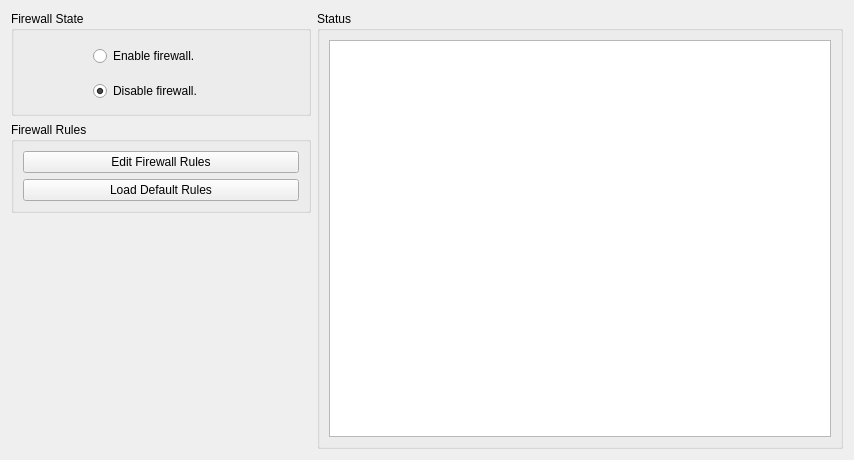
pars-linux/uludag, file branches/ahenk/2.0/renan.cakirerk/ahenk/lider/lider/plugins/plugin_firewall/firewall.ui: the form before one commit.
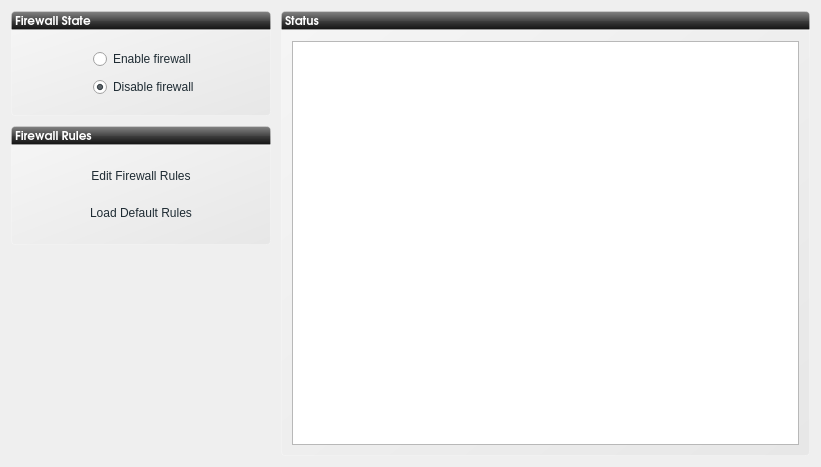
The form after the commit. Icons and pictures are not drawn.

Commit message: Fix firewall and authentication screens Change disconnection behavior Inherit from parent is working (not automatic yet) Save, Save and Apply buttons are working now

```diff
--- a/branches/ahenk/2.0/renan.cakirerk/ahenk/lider/lider/plugins/plugin_firewall/firewall.ui
+++ b/branches/ahenk/2.0/renan.cakirerk/ahenk/lider/lider/plugins/plugin_firewall/firewall.ui
@@ -6,8 +6,8 @@
    <rect>
     <x>0</x>
     <y>0</y>
-    <width>854</width>
-    <height>460</height>
+    <width>821</width>
+    <height>467</height>
    </rect>
   </property>
   <property name="windowTitle">
@@ -17,26 +17,142 @@
    <iconset resource="firewall.qrc">
     <normaloff>:/icons/firewall48.png</normaloff>:/icons/firewall48.png</iconset>
   </property>
-  <layout class="QGridLayout" name="gridLayout_3">
-   <item row="0" column="0">
-    <widget class="QGroupBox" name="groupFirewall">
-     <property name="sizePolicy">
-      <sizepolicy hsizetype="Preferred" vsizetype="Preferred">
-       <horstretch>1</horstretch>
-       <verstretch>0</verstretch>
-      </sizepolicy>
-     </property>
+  <property name="styleSheet">
+   <string notr="true">QGroupBox{
+background-color: qlineargradient(spread:pad, x1:1, y1:1, x2:0, y2:0, stop:0 rgba(219, 219, 219, 100), stop:1 rgba(255, 255, 255, 100));
+border: 1px solid rgba(255,255,255,50);
+border-bottom-left-radius: 4px;
+border-bottom-right-radius: 4px;
+}
+</string>
+  </property>
+  <layout class="QGridLayout" name="gridLayout_2">
+   <property name="horizontalSpacing">
+    <number>10</number>
+   </property>
+   <property name="verticalSpacing">
+    <number>0</number>
+   </property>
+   <item row="0" column="0" colspan="2">
+    <widget class="QLabel" name="label_2">
      <property name="minimumSize">
       <size>
-       <width>300</width>
+       <width>260</width>
        <height>0</height>
       </size>
      </property>
-     <property name="title">
+     <property name="font">
+      <font>
+       <family>URW Gothic L</family>
+       <pointsize>9</pointsize>
+       <weight>75</weight>
+       <bold>true</bold>
+       <underline>false</underline>
+      </font>
+     </property>
+     <property name="styleSheet">
+      <string notr="true">    background-color: qlineargradient(spread:pad, x1:0.5, y1:0, x2:0.5, y2:1, stop:0 rgba(132, 132, 132, 255), stop:0.501481 rgba(70, 70, 70, 255), stop:0.503057 rgba(62, 62, 62, 255), stop:1 rgba(16, 16, 16, 255));
+color:rgb(255,255,255);
+/*qlineargradient(spread:pad, x1:0.5, y1:1, x2:0.5, y2:0, stop:0 rgba(183, 100, 124, 255), stop:0.0212465 rgba(91, 33, 50, 255), stop:0.521739 rgba(152, 86, 105, 255), stop:0.527174 rgba(155, 98, 115, 255), stop:0.983696 rgba(184, 141, 153, 255), stop:1 rgba(220, 173, 186, 255));*/
+/*background-color: qlineargradient(spread:pad, x1:1, y1:1, x2:0, y2:0, stop:0 rgba(219, 219, 219, 100), stop:1 rgba(255, 255, 255, 100));*/
+border: 1px solid rgba(255,255,255,50);
+border-top-left-radius: 4px;
+border-top-right-radius: 4px;</string>
+     </property>
+     <property name="text">
       <string>Firewall State</string>
      </property>
+     <property name="margin">
+      <number>5</number>
+     </property>
+    </widget>
+   </item>
+   <item row="0" column="2">
+    <widget class="QLabel" name="label_4">
+     <property name="minimumSize">
+      <size>
+       <width>260</width>
+       <height>0</height>
+      </size>
+     </property>
+     <property name="font">
+      <font>
+       <family>URW Gothic L</family>
+       <pointsize>9</pointsize>
+       <weight>75</weight>
+       <bold>true</bold>
+       <underline>false</underline>
+      </font>
+     </property>
+     <property name="styleSheet">
+      <string notr="true">    background-color: qlineargradient(spread:pad, x1:0.5, y1:0, x2:0.5, y2:1, stop:0 rgba(132, 132, 132, 255), stop:0.501481 rgba(70, 70, 70, 255), stop:0.503057 rgba(62, 62, 62, 255), stop:1 rgba(16, 16, 16, 255));
+color:rgb(255,255,255);
+/*qlineargradient(spread:pad, x1:0.5, y1:1, x2:0.5, y2:0, stop:0 rgba(183, 100, 124, 255), stop:0.0212465 rgba(91, 33, 50, 255), stop:0.521739 rgba(152, 86, 105, 255), stop:0.527174 rgba(155, 98, 115, 255), stop:0.983696 rgba(184, 141, 153, 255), stop:1 rgba(220, 173, 186, 255));*/
+/*background-color: qlineargradient(spread:pad, x1:1, y1:1, x2:0, y2:0, stop:0 rgba(219, 219, 219, 100), stop:1 rgba(255, 255, 255, 100));*/
+border: 1px solid rgba(255,255,255,50);
+border-top-left-radius: 4px;
+border-top-right-radius: 4px;</string>
+     </property>
+     <property name="text">
+      <string>Status</string>
+     </property>
+     <property name="margin">
+      <number>5</number>
+     </property>
+    </widget>
+   </item>
+   <item row="1" column="0" colspan="2">
+    <widget class="QGroupBox" name="groupBox_3">
+     <property name="minimumSize">
+      <size>
+       <width>260</width>
+       <height>86</height>
+      </size>
+     </property>
+     <property name="maximumSize">
+      <size>
+       <width>16777215</width>
+       <height>100</height>
+      </size>
+     </property>
+     <property name="styleSheet">
+      <string notr="true">color: rgb(30, 43, 51)</string>
+     </property>
+     <property name="title">
+      <string/>
+     </property>
      <layout class="QGridLayout" name="gridLayout">
-      <item row="0" column="0" rowspan="2">
+      <property name="horizontalSpacing">
+       <number>7</number>
+      </property>
+      <property name="verticalSpacing">
+       <number>0</number>
+      </property>
+      <property name="margin">
+       <number>10</number>
+      </property>
+      <item row="0" column="1" rowspan="2">
+       <layout class="QVBoxLayout" name="verticalLayout">
+        <item>
+         <widget class="QRadioButton" name="radioEnable">
+          <property name="text">
+           <string>Enable firewall</string>
+          </property>
+         </widget>
+        </item>
+        <item>
+         <widget class="QRadioButton" name="radioDisable">
+          <property name="text">
+           <string>Disable firewall</string>
+          </property>
+          <property name="checked">
+           <bool>true</bool>
+          </property>
+         </widget>
+        </item>
+       </layout>
+      </item>
+      <item row="0" column="0">
        <widget class="QLabel" name="pixmapStatus">
         <property name="minimumSize">
          <size>
@@ -56,88 +172,118 @@
         <property name="pixmap">
          <pixmap resource="firewall.qrc">:/icons/insecure64.png</pixmap>
         </property>
-       </widget>
-      </item>
-      <item row="0" column="1">
-       <widget class="QRadioButton" name="radioEnable">
-        <property name="text">
-         <string>Enable firewall.</string>
+        <property name="indent">
+         <number>0</number>
         </property>
        </widget>
       </item>
-      <item row="1" column="1">
-       <widget class="QRadioButton" name="radioDisable">
-        <property name="text">
-         <string>Disable firewall.</string>
-        </property>
-        <property name="checked">
-         <bool>true</bool>
-        </property>
-       </widget>
-      </item>
      </layout>
     </widget>
    </item>
-   <item row="2" column="0">
-    <spacer name="verticalSpacer_2">
-     <property name="orientation">
-      <enum>Qt::Vertical</enum>
-     </property>
-     <property name="sizeHint" stdset="0">
-      <size>
-       <width>20</width>
-       <height>40</height>
-      </size>
-     </property>
-    </spacer>
-   </item>
-   <item row="0" column="1" rowspan="3">
-    <widget class="QGroupBox" name="groupBox">
-     <property name="sizePolicy">
-      <sizepolicy hsizetype="Preferred" vsizetype="Preferred">
-       <horstretch>3</horstretch>
-       <verstretch>0</verstretch>
-      </sizepolicy>
-     </property>
-     <property name="title">
-      <string>Status</string>
-     </property>
-     <layout class="QGridLayout" name="gridLayout_2">
-      <item row="0" column="0" rowspan="2">
-       <widget class="QPlainTextEdit" name="plainTextEdit"/>
-      </item>
-     </layout>
-    </widget>
-   </item>
-   <item row="1" column="0">
+   <item row="1" column="2" rowspan="5">
     <widget class="QGroupBox" name="groupBox_2">
+     <property name="minimumSize">
+      <size>
+       <width>260</width>
+       <height>100</height>
+      </size>
+     </property>
+     <property name="maximumSize">
+      <size>
+       <width>16777215</width>
+       <height>16777215</height>
+      </size>
+     </property>
+     <property name="styleSheet">
+      <string notr="true">color: rgb(30, 43, 51)</string>
+     </property>
      <property name="title">
+      <string/>
+     </property>
+     <layout class="QGridLayout" name="gridLayout_7">
+      <property name="margin">
+       <number>10</number>
+      </property>
+      <item row="0" column="0">
+       <widget class="QPlainTextEdit" name="plainTextEdit"/>
+      </item>
+     </layout>
+    </widget>
+   </item>
+   <item row="2" column="0">
+    <spacer name="verticalSpacer">
+     <property name="orientation">
+      <enum>Qt::Vertical</enum>
+     </property>
+     <property name="sizeType">
+      <enum>QSizePolicy::Fixed</enum>
+     </property>
+     <property name="sizeHint" stdset="0">
+      <size>
+       <width>20</width>
+       <height>10</height>
+      </size>
+     </property>
+    </spacer>
+   </item>
+   <item row="3" column="0" colspan="2">
+    <widget class="QLabel" name="label_3">
+     <property name="minimumSize">
+      <size>
+       <width>260</width>
+       <height>0</height>
+      </size>
+     </property>
+     <property name="font">
+      <font>
+       <family>URW Gothic L</family>
+       <pointsize>9</pointsize>
+       <weight>75</weight>
+       <bold>true</bold>
+       <underline>false</underline>
+      </font>
+     </property>
+     <property name="styleSheet">
+      <string notr="true">    background-color: qlineargradient(spread:pad, x1:0.5, y1:0, x2:0.5, y2:1, stop:0 rgba(132, 132, 132, 255), stop:0.501481 rgba(70, 70, 70, 255), stop:0.503057 rgba(62, 62, 62, 255), stop:1 rgba(16, 16, 16, 255));
+color:rgb(255,255,255);
+/*qlineargradient(spread:pad, x1:0.5, y1:1, x2:0.5, y2:0, stop:0 rgba(183, 100, 124, 255), stop:0.0212465 rgba(91, 33, 50, 255), stop:0.521739 rgba(152, 86, 105, 255), stop:0.527174 rgba(155, 98, 115, 255), stop:0.983696 rgba(184, 141, 153, 255), stop:1 rgba(220, 173, 186, 255));*/
+/*background-color: qlineargradient(spread:pad, x1:1, y1:1, x2:0, y2:0, stop:0 rgba(219, 219, 219, 100), stop:1 rgba(255, 255, 255, 100));*/
+border: 1px solid rgba(255,255,255,50);
+border-top-left-radius: 4px;
+border-top-right-radius: 4px;</string>
+     </property>
+     <property name="text">
       <string>Firewall Rules</string>
      </property>
-     <layout class="QGridLayout" name="gridLayout_4">
-      <item row="0" column="0">
-       <widget class="QPushButton" name="pushEdit">
-        <property name="sizePolicy">
-         <sizepolicy hsizetype="Preferred" vsizetype="Fixed">
-          <horstretch>0</horstretch>
-          <verstretch>0</verstretch>
-         </sizepolicy>
-        </property>
-        <property name="text">
-         <string>Edit Firewall Rules</string>
-        </property>
-        <property name="icon">
-         <iconset resource="firewall.qrc">
-          <normaloff>:/icons/list48.png</normaloff>:/icons/list48.png</iconset>
-        </property>
-        <property name="iconSize">
-         <size>
-          <width>32</width>
-          <height>32</height>
-         </size>
-        </property>
-       </widget>
-      </item>
+     <property name="margin">
+      <number>5</number>
+     </property>
+    </widget>
+   </item>
+   <item row="4" column="0" colspan="2">
+    <widget class="QGroupBox" name="groupBox_4">
+     <property name="minimumSize">
+      <size>
+       <width>260</width>
+       <height>100</height>
+      </size>
+     </property>
+     <property name="maximumSize">
+      <size>
+       <width>16777215</width>
+       <height>100</height>
+      </size>
+     </property>
+     <property name="styleSheet">
+      <string notr="true">color: rgb(30, 43, 51)</string>
+     </property>
+     <property name="title">
+      <string/>
+     </property>
+     <layout class="QGridLayout" name="gridLayout_5">
+      <property name="margin">
+       <number>10</number>
+      </property>
       <item row="1" column="0">
        <widget class="QPushButton" name="pushReset">
         <property name="sizePolicy">
@@ -159,11 +305,53 @@
           <height>32</height>
          </size>
         </property>
+        <property name="flat">
+         <bool>true</bool>
+        </property>
+       </widget>
+      </item>
+      <item row="0" column="0">
+       <widget class="QPushButton" name="pushEdit">
+        <property name="sizePolicy">
+         <sizepolicy hsizetype="Preferred" vsizetype="Fixed">
+          <horstretch>0</horstretch>
+          <verstretch>0</verstretch>
+         </sizepolicy>
+        </property>
+        <property name="text">
+         <string>Edit Firewall Rules</string>
+        </property>
+        <property name="icon">
+         <iconset resource="firewall.qrc">
+          <normaloff>:/icons/list48.png</normaloff>:/icons/list48.png</iconset>
+        </property>
+        <property name="iconSize">
+         <size>
+          <width>32</width>
+          <height>32</height>
+         </size>
+        </property>
+        <property name="flat">
+         <bool>true</bool>
+        </property>
        </widget>
       </item>
      </layout>
     </widget>
    </item>
+   <item row="5" column="1">
+    <spacer name="verticalSpacer_2">
+     <property name="orientation">
+      <enum>Qt::Vertical</enum>
+     </property>
+     <property name="sizeHint" stdset="0">
+      <size>
+       <width>20</width>
+       <height>40</height>
+      </size>
+     </property>
+    </spacer>
+   </item>
   </layout>
  </widget>
  <resources>
```
The commit also changes 4 other files.
